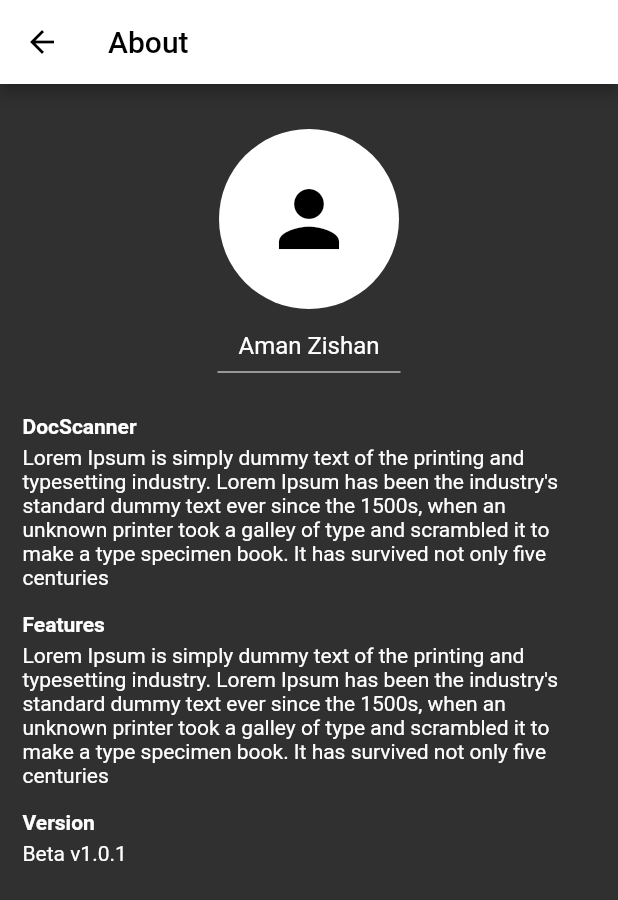
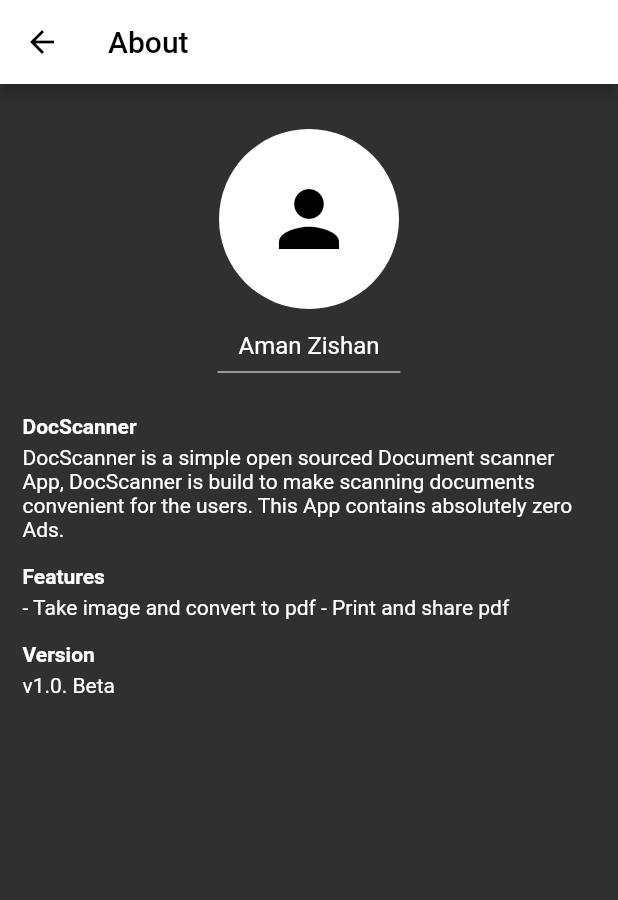
Before and after one commit to Aman-zishan/DocScanner, a Flutter app: the AboutPage screen opened directly, on a phone screen of 412 x 824 dp. Shown: the top 900 px of the screen. Run offline on Flutter 3.47's test engine with Material 2 defaults, Android fonts, the phone set to English and light mode, and no system bars; our stand-ins replace camera, pdf, printing.

Commit message:
added v1.0 Beta APK

```diff
--- a/lib/screens/about.dart
+++ b/lib/screens/about.dart
@@ -53,7 +53,7 @@ class AboutPage extends StatelessWidget {
                 ),
                 SizedBox(height: 5.0),
                 Text(
-                    'Lorem Ipsum is simply dummy text of the printing and typesetting industry. Lorem Ipsum has been the industry\'s standard dummy text ever since the 1500s, when an unknown printer took a galley of type and scrambled it to make a type specimen book. It has survived not only five centuries'),
+                    'DocScanner is a simple open sourced Document scanner App, DocScanner is build to make scanning documents convenient for the users. This App contains absolutely zero Ads. '),
                 SizedBox(height: 15.0),
                 Text(
                   'Features',
@@ -62,8 +62,8 @@ class AboutPage extends StatelessWidget {
                   ),
                 ),
                 SizedBox(height: 5.0),
-                Text(
-                    'Lorem Ipsum is simply dummy text of the printing and typesetting industry. Lorem Ipsum has been the industry\'s standard dummy text ever since the 1500s, when an unknown printer took a galley of type and scrambled it to make a type specimen book. It has survived not only five centuries'),
+                Text('- Take image and convert to pdf '
+                    '- Print and share pdf '),
                 SizedBox(height: 15.0),
                 Text(
                   'Version',
@@ -72,7 +72,7 @@ class AboutPage extends StatelessWidget {
                   ),
                 ),
                 SizedBox(height: 5.0),
-                Text('Beta v1.0.1'),
+                Text('v1.0. Beta'),
               ],
             ),
           ],
```
Also changed, not shown: 1 other file.
